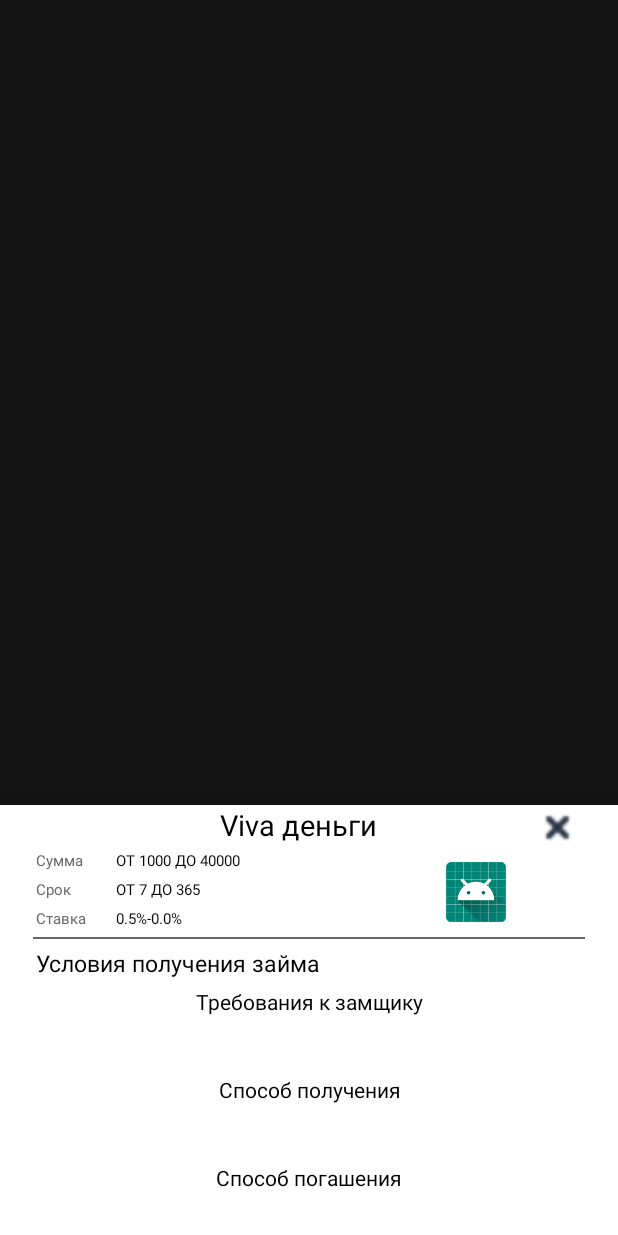
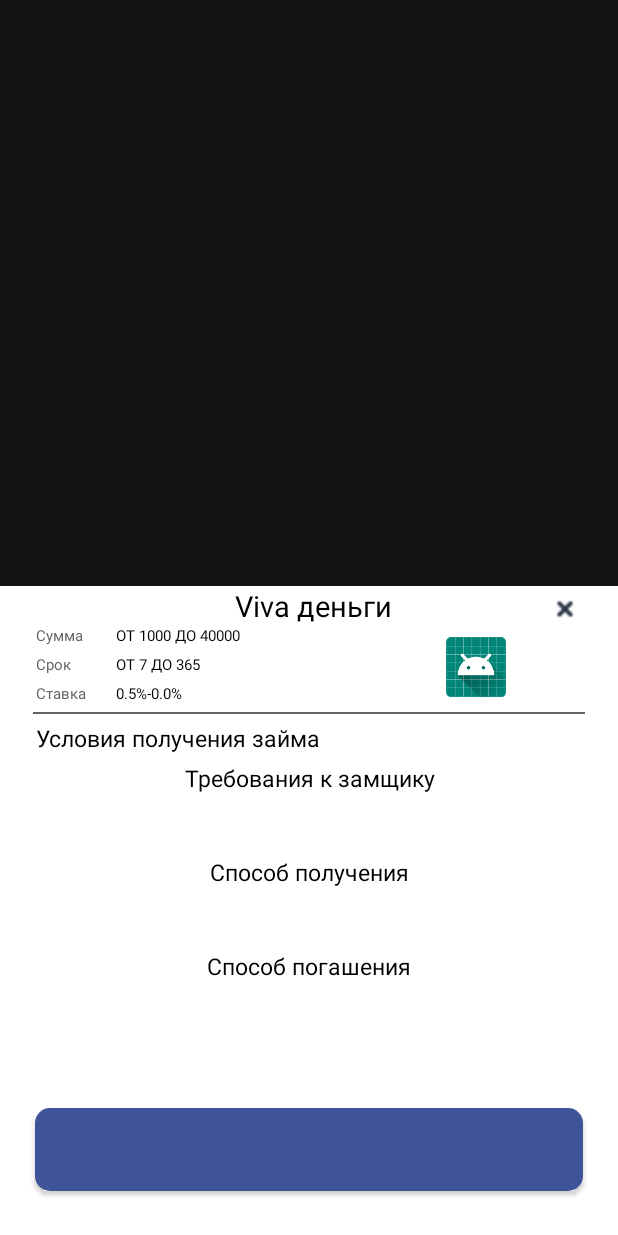
Before and after one commit to vdudiev/FirstTest, an Android app: the fragment BottomSheetDialogDetailsCompanies placed in its activity, on a phone screen of 412 x 824 dp. Run offline under Robolectric (Android 15) with nearby library versions, the phone set to English and light mode, and no system bars; our stand-ins replace Picasso; pictures from the network do not load; 11 statements that could not run were skipped.

Commit message:
This is my firs project

```diff
--- a/app/src/main/java/com/example/firsttest/BottomSheetDialogDetailsCompanies.java
+++ b/app/src/main/java/com/example/firsttest/BottomSheetDialogDetailsCompanies.java
@@ -1,11 +1,15 @@
 package com.example.firsttest;
 
 import android.content.Context;
+import android.content.Intent;
+import android.net.Uri;
 import android.os.Bundle;
 import android.view.LayoutInflater;
 import android.view.View;
 import android.view.ViewGroup;
 import android.widget.Button;
+import android.widget.ImageView;
+import android.widget.TextView;
 
 import androidx.annotation.NonNull;
 import androidx.annotation.Nullable;
@@ -13,6 +17,12 @@ import androidx.recyclerview.widget.LinearLayoutManager;
 import androidx.recyclerview.widget.RecyclerView;
 
 import com.google.android.material.bottomsheet.BottomSheetDialogFragment;
+import com.squareup.picasso.Picasso;
+
+import java.text.NumberFormat;
+import java.util.ArrayList;
+import java.util.List;
+import java.util.Locale;
 
 import retrofit2.Call;
 import retrofit2.Callback;
@@ -24,13 +34,60 @@ import retrofit2.converter.gson.GsonConverterFactory;
 public class BottomSheetDialogDetailsCompanies extends BottomSheetDialogFragment {
     ArticleProductionMethodsAdapter adapter;
 
+    private TextView textViewSumToSumDetailsBottomSheet;
+    private TextView textViewDateToDateDetailsBottomSheet;
+    private TextView texViewRateDetailsBottomSheet;
+    private TextView textViewRequirementForBorrowerDetailsBottomSheet;
+    private TextView textViewWayOfGettingDetailsBottomSheet;
+    private TextView textViewRepaymentOptionDetailsBottomSheet;
+    private ImageView imageViewLogoDetailsBottomSheet;
+    private Button buttonSendRequestDetailsBottomSheet;
+
+    ArticleLoansData dataListLoans;
+
     @Nullable
     @Override
     public View onCreateView(@NonNull LayoutInflater inflater, @Nullable ViewGroup container, @Nullable Bundle savedInstanceState) {
         View root = inflater.inflate(R.layout.bottom_sheet_companies_details, container, false);
 
+
+        textViewSumToSumDetailsBottomSheet = root.findViewById(R.id.textView_sum_toSum_details_bottomSheet);
+        textViewDateToDateDetailsBottomSheet = root.findViewById(R.id.textView_date_toDate_details_bottomSheet);
+        texViewRateDetailsBottomSheet = root.findViewById(R.id.texView_rate_details_bottomSheet);
+        textViewRequirementForBorrowerDetailsBottomSheet = root.findViewById(R.id.textView_requirement_for_borrower_details_bottomSheet);
+        textViewWayOfGettingDetailsBottomSheet = root.findViewById(R.id.textView_way_of_getting_details_bottomSheet);
+        textViewRepaymentOptionDetailsBottomSheet  = root.findViewById(R.id.textView_repayment_option_details_bottomSheet);
+        imageViewLogoDetailsBottomSheet = root.findViewById(R.id.imageView_logo_details_bottomSheet);
+        buttonSendRequestDetailsBottomSheet = root.findViewById(R.id.button_send_request_details_bottomSheet);
+        setDataBottomSheetDetails(dataListLoans);
+        Button buttonCloseBottomSheetDetails = root.findViewById(R.id.button_close_details_bottomSheet);
+        buttonCloseBottomSheetDetails.setOnClickListener(v -> dismiss());
         return root;
     }
 
 
+    private void setDataBottomSheetDetails(ArticleLoansData dataList){
+        textViewSumToSumDetailsBottomSheet.setText("ОТ "+ toInt(dataList.getSum())+" ДО "+ toInt(dataList.getTo_sum()));
+        textViewDateToDateDetailsBottomSheet.setText("ОТ "+ toInt(dataList.getDate())+" ДО "+ toInt(dataList.to_date));
+        texViewRateDetailsBottomSheet.setText(dataList.getRate()+"%"+" - "+dataList.getTo_rate()+"%");
+        textViewRequirementForBorrowerDetailsBottomSheet.setText(dataList.getRequirement_for_borrower());
+        textViewWayOfGettingDetailsBottomSheet.setText(dataList.getWay_of_getting());
+        textViewRepaymentOptionDetailsBottomSheet.setText(dataList.getRepayment_option());
+        Picasso.get().load(dataList.getLogo()).into(imageViewLogoDetailsBottomSheet);
+        buttonSendRequestDetailsBottomSheet.setText(dataList.button_text);
+        buttonSendRequestDetailsBottomSheet.setOnClickListener(v -> {
+            Intent browserIntent = new
+                    Intent(Intent.ACTION_VIEW, Uri.parse(dataList.getButton_url()));
+            startActivity(browserIntent);
+        });
+    }
+
+    private static String format ( double value )
+    {
+        return NumberFormat.getInstance (Locale.US).format ( value ) ;
+    }
+    private int toInt(Float value){
+        return value.intValue();
+    }
+
 }
--- /dev/null
+++ b/app/src/main/res/drawable/round_corner_bottom_sheet_white.xml
@@ -0,0 +1,8 @@
+<?xml version="1.0" encoding="utf-8"?>
+<shape xmlns:android="http://schemas.android.com/apk/res/android" >
+    <solid android:color="@color/colorWhite" />
+    <corners android:bottomRightRadius="20dp"
+        android:bottomLeftRadius="20dp"
+        android:topRightRadius="20dp"
+        android:topLeftRadius="20dp"/>
+</shape>
--- a/app/src/main/res/layout/activity_second_main.xml
+++ b/app/src/main/res/layout/activity_second_main.xml
@@ -14,7 +14,8 @@
         android:orientation="vertical"
         android:paddingStart="20dp"
         android:paddingEnd="20dp"
-        app:layout_constraintBottom_toBottomOf="parent">
+        app:layout_constraintBottom_toBottomOf="parent"
+        android:focusableInTouchMode="false" android:isScrollContainer="false">
 
         <LinearLayout
             android:layout_width="match_parent"
--- a/app/src/main/res/layout/bottom_sheet_companies_details.xml
+++ b/app/src/main/res/layout/bottom_sheet_companies_details.xml
@@ -2,8 +2,8 @@
 <LinearLayout xmlns:android="http://schemas.android.com/apk/res/android"
     android:orientation="vertical"
     android:layout_width="match_parent"
-    android:layout_height="match_parent"
-    android:background="@drawable/round_corner_button_white">
+    android:layout_height="wrap_content"
+    android:background="@drawable/round_corner_bottom_sheet_white">
 
     <LinearLayout
         android:layout_width="match_parent"
@@ -21,10 +21,11 @@
 
         <Button
             android:id="@+id/button_close_details_bottomSheet"
-            android:layout_width="30dp"
+            android:layout_width="20dp"
+            android:layout_height="20dp"
             android:layout_marginStart="105dp"
             android:layout_marginEnd="25dp"
-            android:layout_height="30dp"
+
             android:background="@drawable/cross"/>
     </LinearLayout>
 
@@ -82,12 +83,12 @@
 
             <TextView
                 android:id="@+id/textView_date_toDate_details_bottomSheet"
-                android:text="OT 7 ДО 365"
                 android:layout_width="wrap_content"
                 android:layout_height="wrap_content"
-                android:textSize="10sp"
+                android:layout_marginBottom="5dp"
+                android:text="OT 7 ДО 365"
                 android:textColor="@color/colorBlack"
-                android:layout_marginBottom="5dp"/>
+                android:textSize="10sp" />
 
             <TextView
                 android:id="@+id/texView_rate_details_bottomSheet"
@@ -100,8 +101,8 @@
         </LinearLayout>
 
         <ImageView
+            android:id="@+id/imageView_logo_details_bottomSheet"
             android:src="@mipmap/ic_launcher_round"
-            android:id="@+id/imageView_logo_details_bottomSheet"
             android:scaleType="centerCrop"
             android:layout_width="40dp"
             android:layout_marginTop="8dp"
@@ -128,10 +129,10 @@
 
     <ScrollView
         android:layout_width="match_parent"
-        android:layout_height="match_parent"
+        android:layout_height="215dp"
         android:layout_marginTop="5dp"
-        android:layout_marginStart="24dp"
-        android:layout_marginEnd="24dp">
+        android:layout_marginStart="23dp"
+        android:layout_marginEnd="23dp">
 
         <LinearLayout
             android:layout_width="match_parent"
@@ -141,6 +142,7 @@
             <TextView
                 android:layout_width="match_parent"
                 android:layout_height="wrap_content"
+                android:textSize="15sp"
                 android:gravity="center_horizontal"
                 android:textColor="@color/colorBlack"
                 android:text="@string/string_requirement_for_borrower"/>
@@ -149,6 +151,24 @@
                 android:id="@+id/textView_requirement_for_borrower_details_bottomSheet"
                 android:layout_width="match_parent"
                 android:layout_marginTop="10dp"
+                android:textSize="15sp"
+                android:layout_height="wrap_content"
+                android:textColor="@color/colorBlack" />
+
+            <TextView
+                android:layout_width="match_parent"
+                android:layout_height="wrap_content"
+                android:layout_marginTop="10dp"
+                android:gravity="center_horizontal"
+                android:textSize="15sp"
+                android:textColor="@color/colorBlack"
+                android:text="@string/text_production_methods"/>
+
+            <TextView
+                android:id="@+id/textView_way_of_getting_details_bottomSheet"
+                android:layout_width="match_parent"
+                android:layout_marginTop="10dp"
+                android:textSize="15sp"
                 android:layout_height="wrap_content"
                 android:textColor="@color/colorBlack" />
 
@@ -158,33 +178,31 @@
                 android:layout_marginTop="10dp"
                 android:gravity="center_horizontal"
                 android:textColor="@color/colorBlack"
-                android:text="@string/text_production_methods"/>
-
-            <TextView
-                android:id="@+id/textView_way_of_getting_details_bottomSheet"
-                android:layout_width="match_parent"
-                android:layout_marginTop="10dp"
-                android:layout_height="wrap_content"
-                android:textColor="@color/colorBlack" />
-
-            <TextView
-                android:layout_width="match_parent"
-                android:layout_height="wrap_content"
-                android:layout_marginTop="10dp"
-                android:gravity="center_horizontal"
-                android:textColor="@color/colorBlack"
+                android:textSize="15sp"
                 android:text="@string/string_repayment_option"/>
 
             <TextView
                 android:id="@+id/textView_repayment_option_details_bottomSheet"
                 android:layout_width="match_parent"
                 android:layout_marginTop="10dp"
+                android:textSize="15sp"
                 android:layout_height="wrap_content"
                 android:textColor="@color/colorBlack" />
 
 
         </LinearLayout>
     </ScrollView>
+    <Button
+        android:id="@+id/button_send_request_details_bottomSheet"
+        android:layout_width="match_parent"
+        android:layout_height="55dp"
+        android:textColor="@color/colorBlack"
+        android:textSize="15sp"
+        android:background="@drawable/round_corners"
+        android:layout_marginTop="15dp"
+        android:layout_marginStart="23dp"
+        android:layout_marginEnd="23dp"
+        android:layout_marginBottom="30dp"/>
 
 
 
--- a/app/src/main/res/layout/bottom_sheet_second_main_layout.xml
+++ b/app/src/main/res/layout/bottom_sheet_second_main_layout.xml
@@ -4,7 +4,7 @@
     android:layout_height="match_parent"
     android:gravity="center_horizontal"
     android:padding="10dp"
-    android:background="@drawable/round_corner_button_white">
+    android:background="@drawable/round_corner_bottom_sheet_white">
     <TextView
         android:layout_width="wrap_content"
         android:layout_height="wrap_content"
--- a/app/src/main/res/layout/recycler_row_loans.xml
+++ b/app/src/main/res/layout/recycler_row_loans.xml
@@ -40,6 +40,7 @@
                     android:textColor="@color/dark_gray"
                     android:textSize="11sp"/>
 
+
                 <Button
 
                     android:id="@+id/button_details_row_loans"
@@ -50,7 +51,7 @@
                     android:text="Подробно"
                     android:paddingTop="1dp"
                     android:textColor="@color/colorBlack"
-                    android:background="@drawable/round_corners"/>
+                    android:background="@drawable/outline_background"/>
             </LinearLayout>
 
             <TextView
```
Also changed, not shown: app/src/main/java/com/example/firsttest/ArticleAdapter.java (+14 -15 lines), app/src/main/java/com/example/firsttest/ArticleGoodOffersAdapter.java (+18 -3 lines), app/src/main/java/com/example/firsttest/ArticleLoansAdapter.java (+17 -10 lines), app/src/main/java/com/example/firsttest/ArticleProductionMethodsAdapter.java (+2 -9 lines), app/src/main/java/com/example/firsttest/FragmentNewsDetails.java (+18 -1 lines), app/src/main/java/com/example/firsttest/SecondActivityMain.java (+6 -6 lines), app/src/main/res/drawable/outline_background.xml (added, +12 -0 lines), app/src/main/res/layout/fragment_fragment_news_details.xml (+16 -11 lines), app/src/main/res/layout/recycler_good_offers_row.xml (+3 -4 lines).
